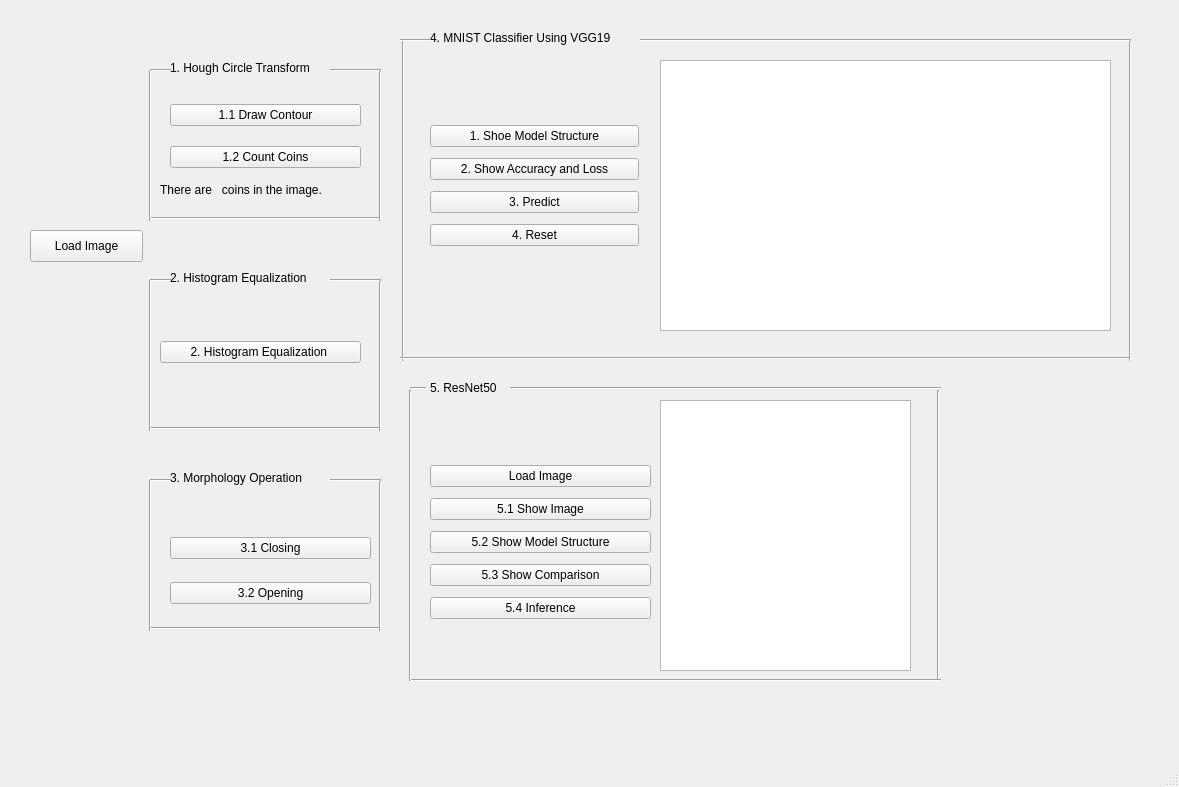
Qt form hw2.ui (Chengyenhsun/IPCVDL_HW2) before a commit.
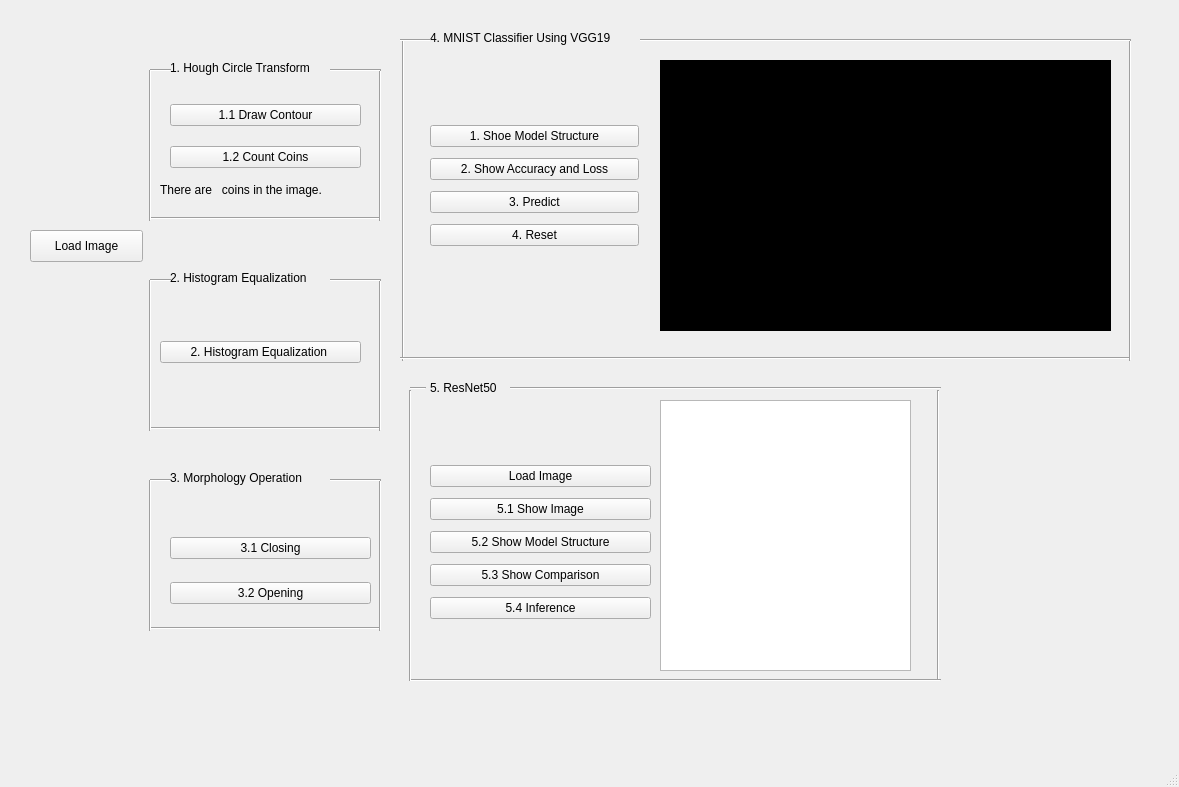
The same form after that commit.

Commit message: 修改背景顏色

Diff of the .ui file:
```diff
--- a/hw2.ui
+++ b/hw2.ui
@@ -194,6 +194,445 @@
       <height>271</height>
      </rect>
     </property>
+    <property name="palette">
+     <palette>
+      <active>
+       <colorrole role="WindowText">
+        <brush brushstyle="SolidPattern">
+         <color alpha="255">
+          <red>255</red>
+          <green>255</green>
+          <blue>255</blue>
+         </color>
+        </brush>
+       </colorrole>
+       <colorrole role="Button">
+        <brush brushstyle="SolidPattern">
+         <color alpha="255">
+          <red>0</red>
+          <green>0</green>
+          <blue>0</blue>
+         </color>
+        </brush>
+       </colorrole>
+       <colorrole role="Light">
+        <brush brushstyle="SolidPattern">
+         <color alpha="255">
+          <red>0</red>
+          <green>0</green>
+          <blue>0</blue>
+         </color>
+        </brush>
+       </colorrole>
+       <colorrole role="Midlight">
+        <brush brushstyle="SolidPattern">
+         <color alpha="255">
+          <red>0</red>
+          <green>0</green>
+          <blue>0</blue>
+         </color>
+        </brush>
+       </colorrole>
+       <colorrole role="Dark">
+        <brush brushstyle="SolidPattern">
+         <color alpha="255">
+          <red>0</red>
+          <green>0</green>
+          <blue>0</blue>
+         </color>
+        </brush>
+       </colorrole>
+       <colorrole role="Mid">
+        <brush brushstyle="SolidPattern">
+         <color alpha="255">
+          <red>0</red>
+          <green>0</green>
+          <blue>0</blue>
+         </color>
+        </brush>
+       </colorrole>
+       <colorrole role="Text">
+        <brush brushstyle="SolidPattern">
+         <color alpha="255">
+          <red>255</red>
+          <green>255</green>
+          <blue>255</blue>
+         </color>
+        </brush>
+       </colorrole>
+       <colorrole role="BrightText">
+        <brush brushstyle="SolidPattern">
+         <color alpha="255">
+          <red>255</red>
+          <green>255</green>
+          <blue>255</blue>
+         </color>
+        </brush>
+       </colorrole>
+       <colorrole role="ButtonText">
+        <brush brushstyle="SolidPattern">
+         <color alpha="255">
+          <red>255</red>
+          <green>255</green>
+          <blue>255</blue>
+         </color>
+        </brush>
+       </colorrole>
+       <colorrole role="Base">
+        <brush brushstyle="SolidPattern">
+         <color alpha="255">
+          <red>0</red>
+          <green>0</green>
+          <blue>0</blue>
+         </color>
+        </brush>
+       </colorrole>
+       <colorrole role="Window">
+        <brush brushstyle="SolidPattern">
+         <color alpha="255">
+          <red>0</red>
+          <green>0</green>
+          <blue>0</blue>
+         </color>
+        </brush>
+       </colorrole>
+       <colorrole role="Shadow">
+        <brush brushstyle="SolidPattern">
+         <color alpha="255">
+          <red>0</red>
+          <green>0</green>
+          <blue>0</blue>
+         </color>
+        </brush>
+       </colorrole>
+       <colorrole role="AlternateBase">
+        <brush brushstyle="SolidPattern">
+         <color alpha="255">
+          <red>0</red>
+          <green>0</green>
+          <blue>0</blue>
+         </color>
+        </brush>
+       </colorrole>
+       <colorrole role="ToolTipBase">
+        <brush brushstyle="SolidPattern">
+         <color alpha="255">
+          <red>255</red>
+          <green>255</green>
+          <blue>220</blue>
+         </color>
+        </brush>
+       </colorrole>
+       <colorrole role="ToolTipText">
+        <brush brushstyle="SolidPattern">
+         <color alpha="255">
+          <red>0</red>
+          <green>0</green>
+          <blue>0</blue>
+         </color>
+        </brush>
+       </colorrole>
+      </active>
+      <inactive>
+       <colorrole role="WindowText">
+        <brush brushstyle="SolidPattern">
+         <color alpha="255">
+          <red>255</red>
+          <green>255</green>
+          <blue>255</blue>
+         </color>
+        </brush>
+       </colorrole>
+       <colorrole role="Button">
+        <brush brushstyle="SolidPattern">
+         <color alpha="255">
+          <red>0</red>
+          <green>0</green>
+          <blue>0</blue>
+         </color>
+        </brush>
+       </colorrole>
+       <colorrole role="Light">
+        <brush brushstyle="SolidPattern">
+         <color alpha="255">
+          <red>0</red>
+          <green>0</green>
+          <blue>0</blue>
+         </color>
+        </brush>
+       </colorrole>
+       <colorrole role="Midlight">
+        <brush brushstyle="SolidPattern">
+         <color alpha="255">
+          <red>0</red>
+          <green>0</green>
+          <blue>0</blue>
+         </color>
+        </brush>
+       </colorrole>
+       <colorrole role="Dark">
+        <brush brushstyle="SolidPattern">
+         <color alpha="255">
+          <red>0</red>
+          <green>0</green>
+          <blue>0</blue>
+         </color>
+        </brush>
+       </colorrole>
+       <colorrole role="Mid">
+        <brush brushstyle="SolidPattern">
+         <color alpha="255">
+          <red>0</red>
+          <green>0</green>
+          <blue>0</blue>
+         </color>
+        </brush>
+       </colorrole>
+       <colorrole role="Text">
+        <brush brushstyle="SolidPattern">
+         <color alpha="255">
+          <red>255</red>
+          <green>255</green>
+          <blue>255</blue>
+         </color>
+        </brush>
+       </colorrole>
+       <colorrole role="BrightText">
+        <brush brushstyle="SolidPattern">
+         <color alpha="255">
+          <red>255</red>
+          <green>255</green>
+          <blue>255</blue>
+         </color>
+        </brush>
+       </colorrole>
+       <colorrole role="ButtonText">
+        <brush brushstyle="SolidPattern">
+         <color alpha="255">
+          <red>255</red>
+          <green>255</green>
+          <blue>255</blue>
+         </color>
+        </brush>
+       </colorrole>
+       <colorrole role="Base">
+        <brush brushstyle="SolidPattern">
+         <color alpha="255">
+          <red>0</red>
+          <green>0</green>
+          <blue>0</blue>
+         </color>
+        </brush>
+       </colorrole>
+       <colorrole role="Window">
+        <brush brushstyle="SolidPattern">
+         <color alpha="255">
+          <red>0</red>
+          <green>0</green>
+          <blue>0</blue>
+         </color>
+        </brush>
+       </colorrole>
+       <colorrole role="Shadow">
+        <brush brushstyle="SolidPattern">
+         <color alpha="255">
+          <red>0</red>
+          <green>0</green>
+          <blue>0</blue>
+         </color>
+        </brush>
+       </colorrole>
+       <colorrole role="AlternateBase">
+        <brush brushstyle="SolidPattern">
+         <color alpha="255">
+          <red>0</red>
+          <green>0</green>
+          <blue>0</blue>
+         </color>
+        </brush>
+       </colorrole>
+       <colorrole role="ToolTipBase">
+        <brush brushstyle="SolidPattern">
+         <color alpha="255">
+          <red>255</red>
+          <green>255</green>
+          <blue>220</blue>
+         </color>
+        </brush>
+       </colorrole>
+       <colorrole role="ToolTipText">
+        <brush brushstyle="SolidPattern">
+         <color alpha="255">
+          <red>0</red>
+          <green>0</green>
+          <blue>0</blue>
+         </color>
+        </brush>
+       </colorrole>
+      </inactive>
+      <disabled>
+       <colorrole role="WindowText">
+        <brush brushstyle="SolidPattern">
+         <color alpha="255">
+          <red>0</red>
+          <green>0</green>
+          <blue>0</blue>
+         </color>
+        </brush>
+       </colorrole>
+       <colorrole role="Button">
+        <brush brushstyle="SolidPattern">
+         <color alpha="255">
+          <red>0</red>
+          <green>0</green>
+          <blue>0</blue>
+         </color>
+        </brush>
+       </colorrole>
+       <colorrole role="Light">
+        <brush brushstyle="SolidPattern">
+         <color alpha="255">
+          <red>0</red>
+          <green>0</green>
+          <blue>0</blue>
+         </color>
+        </brush>
+       </colorrole>
+       <colorrole role="Midlight">
+        <brush brushstyle="SolidPattern">
+         <color alpha="255">
+          <red>0</red>
+          <green>0</green>
+          <blue>0</blue>
+         </color>
+        </brush>
+       </colorrole>
+       <colorrole role="Dark">
+        <brush brushstyle="SolidPattern">
+         <color alpha="255">
+          <red>0</red>
+          <green>0</green>
+          <blue>0</blue>
+         </color>
+        </brush>
+       </colorrole>
+       <colorrole role="Mid">
+        <brush brushstyle="SolidPattern">
+         <color alpha="255">
+          <red>0</red>
+          <green>0</green>
+          <blue>0</blue>
+         </color>
+        </brush>
+       </colorrole>
+       <colorrole role="Text">
+        <brush brushstyle="SolidPattern">
+         <color alpha="255">
+          <red>0</red>
+          <green>0</green>
+          <blue>0</blue>
+         </color>
+        </brush>
+       </colorrole>
+       <colorrole role="BrightText">
+        <brush brushstyle="SolidPattern">
+         <color alpha="255">
+          <red>255</red>
+          <green>255</green>
+          <blue>255</blue>
+         </color>
+        </brush>
+       </colorrole>
+       <colorrole role="ButtonText">
+        <brush brushstyle="SolidPattern">
+         <color alpha="255">
+          <red>0</red>
+          <green>0</green>
+          <blue>0</blue>
+         </color>
+        </brush>
+       </colorrole>
+       <colorrole role="Base">
+        <brush brushstyle="SolidPattern">
+         <color alpha="255">
+          <red>0</red>
+          <green>0</green>
+          <blue>0</blue>
+         </color>
+        </brush>
+       </colorrole>
+       <colorrole role="Window">
+        <brush brushstyle="SolidPattern">
+         <color alpha="255">
+          <red>0</red>
+          <green>0</green>
+          <blue>0</blue>
+         </color>
+        </brush>
+       </colorrole>
+       <colorrole role="Shadow">
+        <brush brushstyle="SolidPattern">
+         <color alpha="255">
+          <red>0</red>
+          <green>0</green>
+          <blue>0</blue>
+         </color>
+        </brush>
+       </colorrole>
+       <colorrole role="AlternateBase">
+        <brush brushstyle="SolidPattern">
+         <color alpha="255">
+          <red>0</red>
+          <green>0</green>
+          <blue>0</blue>
+         </color>
+        </brush>
+       </colorrole>
+       <colorrole role="ToolTipBase">
+        <brush brushstyle="SolidPattern">
+         <color alpha="255">
+          <red>255</red>
+          <green>255</green>
+          <blue>220</blue>
+         </color>
+        </brush>
+       </colorrole>
+       <colorrole role="ToolTipText">
+        <brush brushstyle="SolidPattern">
+         <color alpha="255">
+          <red>0</red>
+          <green>0</green>
+          <blue>0</blue>
+         </color>
+        </brush>
+       </colorrole>
+      </disabled>
+     </palette>
+    </property>
+    <property name="mouseTracking">
+     <bool>false</bool>
+    </property>
+    <property name="autoFillBackground">
+     <bool>false</bool>
+    </property>
+    <property name="backgroundBrush">
+     <brush brushstyle="NoBrush">
+      <color alpha="255">
+       <red>0</red>
+       <green>0</green>
+       <blue>0</blue>
+      </color>
+     </brush>
+    </property>
+    <property name="foregroundBrush">
+     <brush brushstyle="NoBrush">
+      <color alpha="255">
+       <red>0</red>
+       <green>0</green>
+       <blue>0</blue>
+      </color>
+     </brush>
+    </property>
    </widget>
    <widget class="QLabel" name="Q1coins">
     <property name="enabled">
```
